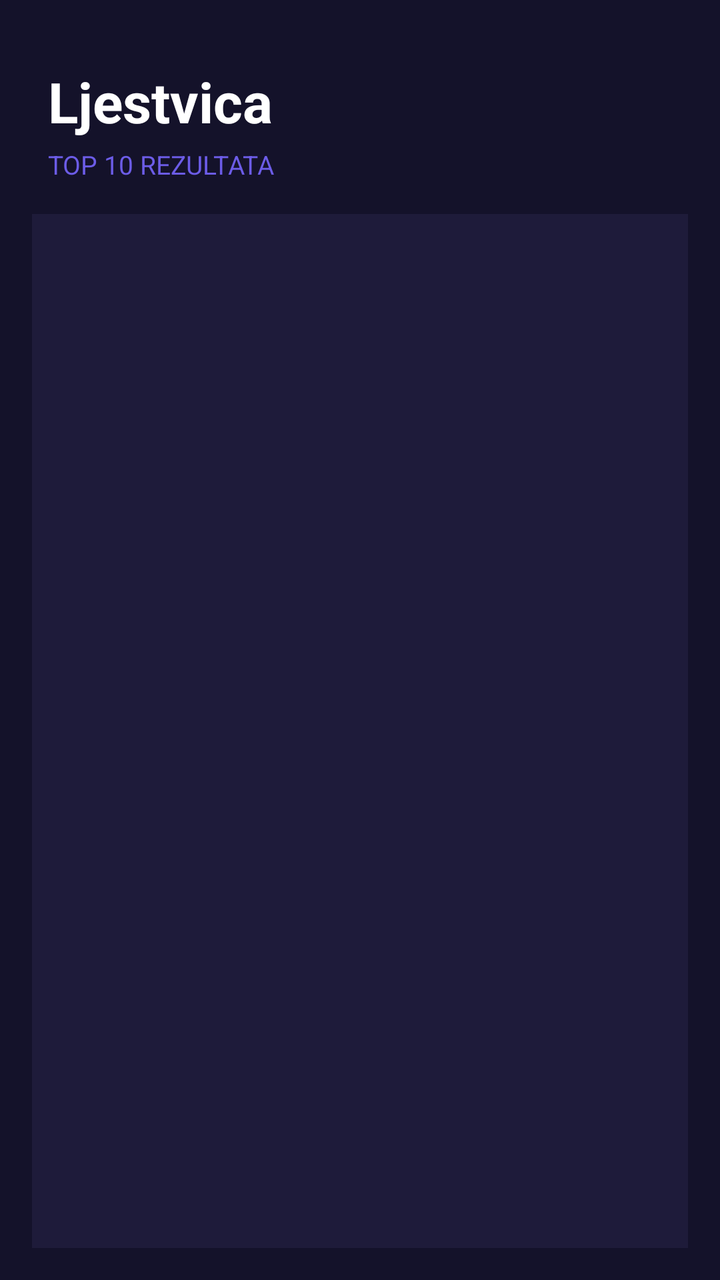
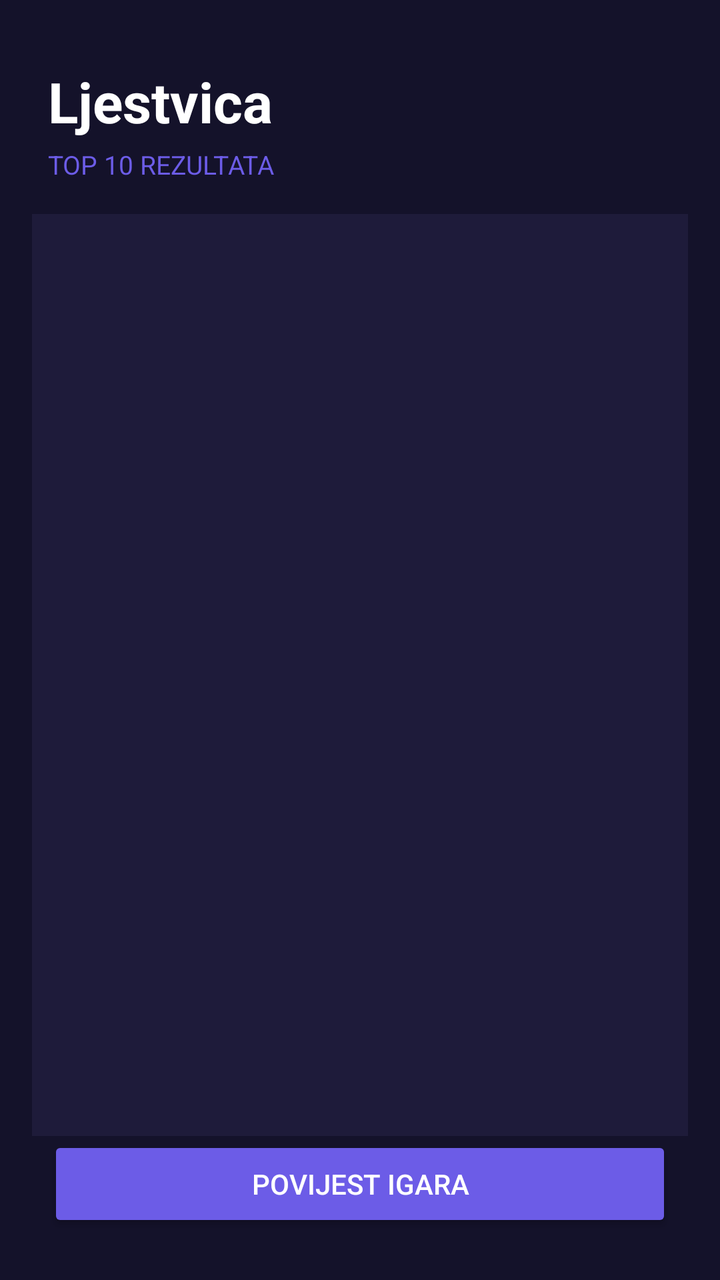

Two renders of the same Android screen: before a commit and after it. Below are the layout's source before the change and the commit's diff.
<!-- AndroidManifest.xml: application theme Theme.MemojiMatch -->
<!-- res/layout/fragment_leaderboard.xml -->
<?xml version="1.0" encoding="utf-8"?>
<androidx.constraintlayout.widget.ConstraintLayout
    xmlns:android="http://schemas.android.com/apk/res/android"
    xmlns:app="http://schemas.android.com/apk/res-auto"
    android:layout_width="match_parent"
    android:layout_height="match_parent"
    android:background="@color/bg_deep">

    <TextView
        android:id="@+id/tvLBoardTitle"
        android:layout_width="wrap_content"
        android:layout_height="wrap_content"
        android:layout_marginTop="32dp"
        android:layout_marginStart="24dp"
        android:text="@string/title_leaderboard"
        android:textColor="@color/white"
        android:textSize="28sp"
        android:textStyle="bold"
        app:layout_constraintStart_toStartOf="parent"
        app:layout_constraintTop_toTopOf="parent" />

    <TextView
        android:id="@+id/tvTopLabel"
        android:layout_width="wrap_content"
        android:layout_height="wrap_content"
        android:layout_marginTop="4dp"
        android:layout_marginStart="24dp"
        android:text="@string/label_top_results"
        android:textColor="@color/accent_purple"
        android:textSize="13sp"
        app:layout_constraintStart_toStartOf="parent"
        app:layout_constraintTop_toBottomOf="@id/tvLBoardTitle" />

    <androidx.recyclerview.widget.RecyclerView
        android:id="@+id/rvLeaderboard"
        android:layout_width="0dp"
        android:layout_height="0dp"
        android:layout_marginTop="16dp"
        android:layout_marginHorizontal="16dp"
        android:layout_marginBottom="16dp"
        android:background="@color/bg_main"
        app:layoutManager="androidx.recyclerview.widget.LinearLayoutManager"
        app:layout_constraintTop_toBottomOf="@id/tvTopLabel"
        app:layout_constraintBottom_toBottomOf="parent"
        app:layout_constraintStart_toStartOf="parent"
        app:layout_constraintEnd_toEndOf="parent" />

    <TextView
        android:id="@+id/tvEmpty"
        android:layout_width="0dp"
        android:layout_height="wrap_content"
        android:layout_marginHorizontal="32dp"
        android:gravity="center"
        android:text="@string/leaderboard_empty"
        android:textColor="@color/hint"
        android:textSize="15sp"
        android:visibility="gone"
        app:layout_constraintTop_toTopOf="@id/rvLeaderboard"
        app:layout_constraintBottom_toBottomOf="@id/rvLeaderboard"
        app:layout_constraintStart_toStartOf="parent"
        app:layout_constraintEnd_toEndOf="parent" />

</androidx.constraintlayout.widget.ConstraintLayout>
<!-- resources referenced by this layout -->
<resources>
  <color name="accent_purple">#6C5CE7</color>
  <color name="bg_deep">#14122A</color>
  <color name="bg_main">#1E1B3A</color>
  <color name="hint">#8B86B0</color>
  <color name="white">#FFFFFF</color>
  <string name="label_top_results">TOP 10 REZULTATA</string>
  <string name="leaderboard_empty">Još nema rezultata —\nodigraj prvu igru!</string>
  <string name="title_leaderboard">Ljestvica</string>
  <style name="Theme.MemojiMatch" parent="Theme.Design.NoActionBar" />
</resources>

<!-- the commit's change to res/layout/fragment_leaderboard.xml (unified diff, before → after) -->
@@ -37,13 +37,24 @@
         android:layout_height="0dp"
         android:layout_marginTop="16dp"
         android:layout_marginHorizontal="16dp"
-        android:layout_marginBottom="16dp"
         android:background="@color/bg_main"
         app:layoutManager="androidx.recyclerview.widget.LinearLayoutManager"
         app:layout_constraintTop_toBottomOf="@id/tvTopLabel"
-        app:layout_constraintBottom_toBottomOf="parent"
+        app:layout_constraintBottom_toTopOf="@id/btnGoToHistory"
         app:layout_constraintStart_toStartOf="parent"
         app:layout_constraintEnd_toEndOf="parent" />
+
+    <Button
+        android:id="@+id/btnGoToHistory"
+        android:layout_width="0dp"
+        android:layout_height="wrap_content"
+        android:layout_marginHorizontal="24dp"
+        android:layout_marginBottom="24dp"
+        android:backgroundTint="@color/accent_purple"
+        android:text="@string/label_history"
+        app:layout_constraintBottom_toBottomOf="parent"
+        app:layout_constraintEnd_toEndOf="parent"
+        app:layout_constraintStart_toStartOf="parent" />
 
     <TextView
         android:id="@+id/tvEmpty"
@@ -56,7 +67,7 @@
         android:textSize="15sp"
         android:visibility="gone"
         app:layout_constraintTop_toTopOf="@id/rvLeaderboard"
-        app:layout_constraintBottom_toBottomOf="@id/rvLeaderboard"
+        app:layout_constraintBottom_toTopOf="@id/btnGoToHistory"
         app:layout_constraintStart_toStartOf="parent"
         app:layout_constraintEnd_toEndOf="parent" />
 
<!-- resource entries referenced after the edit -->
@@ -5,6 +5,7 @@
   <color name="bg_main">#1E1B3A</color>
   <color name="hint">#8B86B0</color>
   <color name="white">#FFFFFF</color>
+  <string name="label_history">POVIJEST IGARA</string>
   <string name="label_top_results">TOP 10 REZULTATA</string>
   <string name="leaderboard_empty">Još nema rezultata —\nodigraj prvu igru!</string>
   <string name="title_leaderboard">Ljestvica</string>
